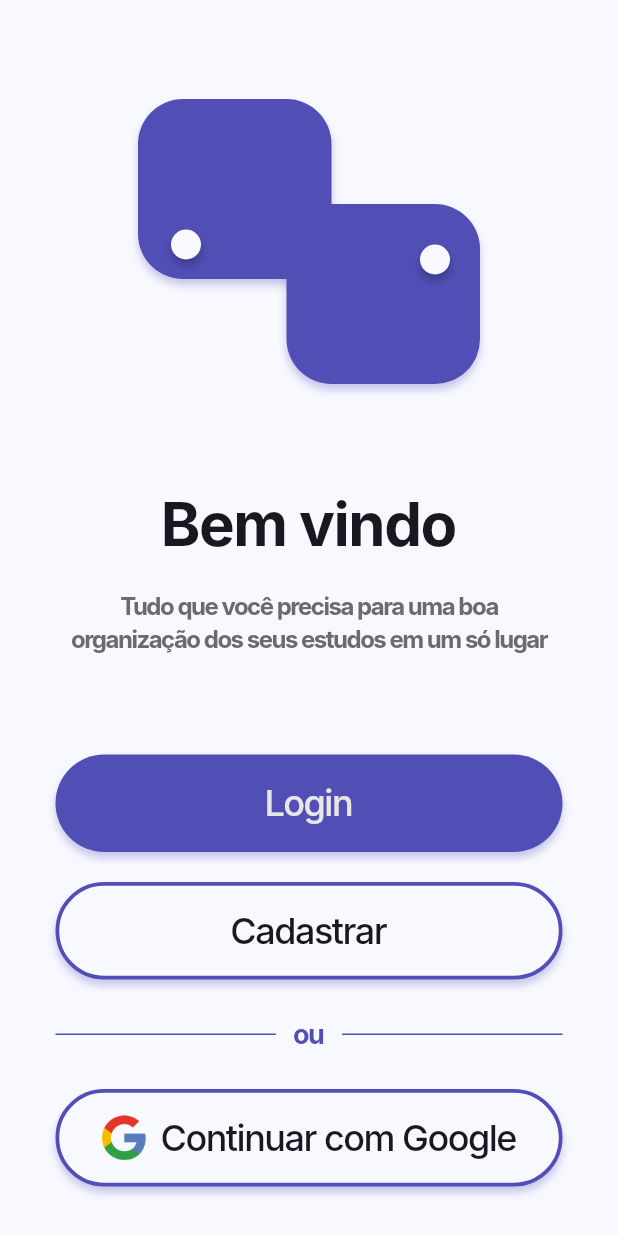
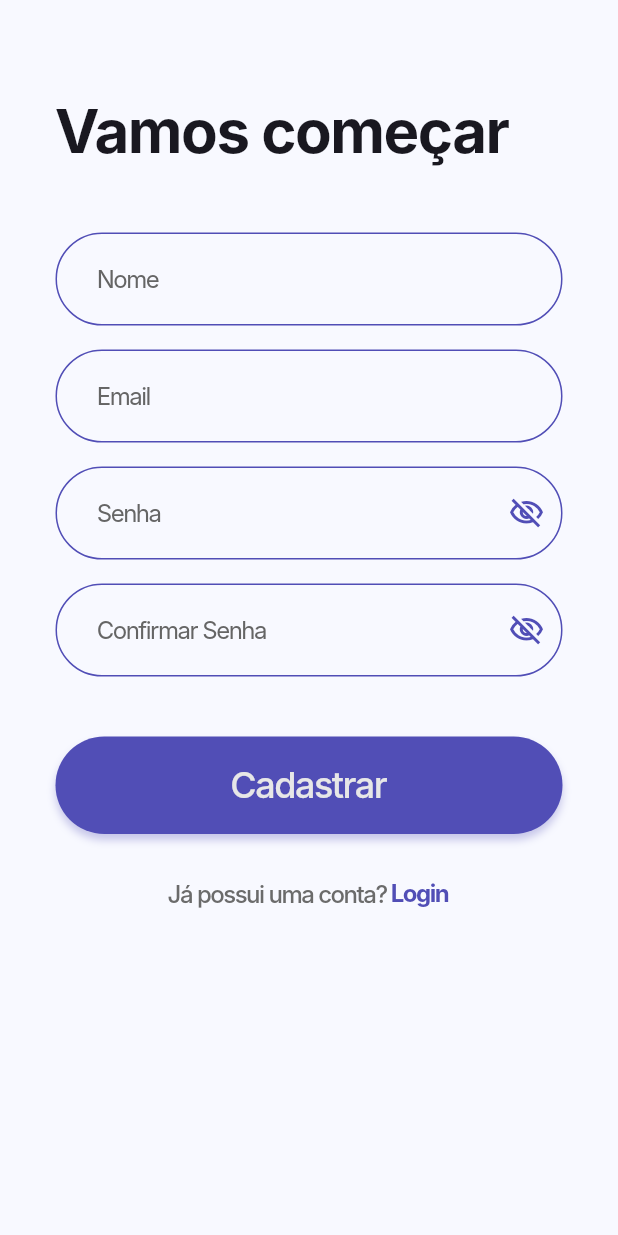
Before and after one commit to vitormarques7/flutter_academic_manager_app, a Flutter app: the screen it shows after launch, after a tap on "Cadastrar", on a phone screen of 412 x 824 dp. Run offline on Flutter 3.47's test engine with Material 3 defaults, Android fonts, the phone set to English and light mode, and no system bars; Roboto replaces fonts that are missing (Inter).

Commit message:
tela de cadastro

```diff
--- /dev/null
+++ b/lib/view/pages/register_page.dart
@@ -0,0 +1,176 @@
+import 'package:academic_manager_app/config/theme/app_colors.dart';
+import 'package:academic_manager_app/config/theme/app_text_styles.dart';
+import 'package:flutter/material.dart';
+import 'package:flutter/widgets.dart';
+import '../widgets/primary_button.dart';
+import '../widgets/app_text_field.dart';
+import '../widgets/visibility_toggle.dart';
+import '../widgets/login_link.dart';
+
+class RegisterPage extends StatefulWidget {
+  const RegisterPage({super.key});
+
+  @override
+  State<RegisterPage> createState() => _RegisterPageState();
+}
+
+class _RegisterPageState extends State<RegisterPage> {
+  final _nameController = TextEditingController();
+  final _emailController = TextEditingController();
+  final _passwordController = TextEditingController();
+  final _confirmPasswordController = TextEditingController();
+
+  final _formKey = GlobalKey<FormState>();
+
+  bool _obscurePassword = true;
+  bool _obscureConfirmPassword = true;
+  bool _isLoading = false;
+
+  @override
+  void dispose() {
+    _nameController.dispose();
+    _emailController.dispose();
+    _passwordController.dispose();
+    _confirmPasswordController.dispose();
+    super.dispose();
+  }
+
+  Future<void> _onRegister() async {
+    if (!_formKey.currentState!.validate()) return;
+
+    setState(() => _isLoading = true);
+
+    try {
+      await Future.delayed(const Duration(seconds: 2));
+    } finally {
+      if (mounted) setState(() => _isLoading = false);
+    }
+  }
+
+  @override
+  Widget build(BuildContext context) {
+    return Scaffold(
+      backgroundColor: AppColors.background,
+      body: SafeArea(
+        child: SingleChildScrollView(
+          padding: const EdgeInsets.symmetric(horizontal: 37),
+          child: Form(
+            key: _formKey,
+            child: Column(
+              crossAxisAlignment: CrossAxisAlignment.start,
+              children: [
+                const SizedBox(height: 60),
+
+                Text('Vamos começar', style: AppTextStyles.headline1),
+
+                const SizedBox(height: 40),
+
+                AppTextField(
+                  controller: _nameController,
+                  label: 'Nome',
+                  hint: 'Nome',
+                  keyboardType: TextInputType.name,
+                  validator: (value) {
+                    if (value == null || value.isEmpty) {
+                      return 'Por favor, insira seu nome';
+                    }
+                    return null;
+                  },
+                ),
+
+                const SizedBox(height: 16),
+
+                AppTextField(
+                  controller: _emailController,
+                  label: 'Email',
+                  hint: 'Email',
+                  keyboardType: TextInputType.emailAddress,
+                  validator: (value) {
+                    if (value == null || value.isEmpty) {
+                      return 'Por favor, insira seu email';
+                    }
+                    if (!RegExp(
+                      r'^[\w-]+(\.[\w-]+)*@[\w-]+(\.[\w-]+)+$',
+                    ).hasMatch(value)) {
+                      return 'Por favor, insira um email válido';
+                    }
+                    return null;
+                  },
+                ),
+
+                const SizedBox(height: 16),
+
+                AppTextField(
+                  controller: _passwordController,
+                  label: 'Senha',
+                  hint: 'Senha',
+                  keyboardType: TextInputType.text,
+                  obscureText: _obscurePassword,
+                  suffixIcon: VisibilityToggle(
+                    isObscureText: _obscurePassword,
+                    onTap: () =>
+                        setState(() => _obscurePassword = !_obscurePassword),
+                  ),
+
+                  validator: (value) {
+                    if (value == null || value.isEmpty) {
+                      return 'Por favor, insira sua senha';
+                    }
+                    if (value.length < 6) {
+                      return 'A senha deve ter pelo menos 6 caracteres';
+                    }
+                    return null;
+                  },
+                ),
+
+                const SizedBox(height: 16),
+
+                AppTextField(
+                  controller: _confirmPasswordController,
+                  label: 'Confirmar Senha',
+                  hint: 'Confirmar Senha',
+                  keyboardType: TextInputType.text,
+                  obscureText: _obscureConfirmPassword,
+                  suffixIcon: VisibilityToggle(
+                    isObscureText: _obscureConfirmPassword,
+                    onTap: () => setState(
+                      () => _obscureConfirmPassword = !_obscureConfirmPassword,
+                    ),
+                  ),
+
+                  validator: (value) {
+                    if (value == null || value.isEmpty) {
+                      return 'Por favor, confirme sua senha';
+                    }
+                    if (value != _passwordController.text) {
+                      return 'As senhas não coincidem';
+                    }
+                    return null;
+                  },
+                ),
+
+                const SizedBox(height: 40),
+
+                PrimaryButton(
+                  label: 'Cadastrar',
+                  isLoading: _isLoading,
+                  onPressed: _onRegister,
+                ),
+
+                const SizedBox(height: 28),
+
+                LoginLink(
+                  onTap: () {
+                    Navigator.pop(context);
+                  },
+                ),
+
+                const SizedBox(height: 40),
+              ],
+            ),
+          ),
+        ),
+      ),
+    );
+  }
+}
--- a/lib/view/pages/welcome_page.dart
+++ b/lib/view/pages/welcome_page.dart
@@ -1,3 +1,4 @@
+import 'package:academic_manager_app/view/pages/register_page.dart';
 import 'package:flutter/material.dart';
 import '../../config/theme/app_colors.dart';
 import '../../config/theme/app_text_styles.dart';
@@ -50,7 +51,12 @@ class WelcomePage extends StatelessWidget {
               SecondaryButton(
                 label: 'Cadastrar',
                 onPressed: () {
-                  // TODO: navegar para Tela Cadastro
+                  Navigator.push(
+                    context,
+                    MaterialPageRoute(
+                      builder: (context) => const RegisterPage(),
+                    ),
+                  );
                 },
               ),
 
--- /dev/null
+++ b/lib/view/widgets/Login_link.dart
@@ -0,0 +1,34 @@
+import 'package:flutter/material.dart';
+import '../../config/theme/app_colors.dart';
+import '../../config/theme/app_text_styles.dart';
+
+class LoginLink extends StatelessWidget {
+  final VoidCallback onTap;
+
+  const LoginLink({super.key, required this.onTap});
+
+  @override
+  Widget build(BuildContext context) {
+    return Center(
+      child: RichText(
+        text: TextSpan(
+          text: 'Já possui uma conta? ',
+          style: AppTextStyles.bodyRegular,
+          children: [
+            WidgetSpan(
+              child: GestureDetector(
+                onTap: onTap,
+                child: Text(
+                  'Login',
+                  style: AppTextStyles.bodyBold.copyWith(
+                    color: AppColors.primary,
+                  ),
+                ),
+              ),
+            ),
+          ],
+        ),
+      ),
+    );
+  }
+}
--- /dev/null
+++ b/lib/view/widgets/app_text_field.dart
@@ -0,0 +1,60 @@
+import 'package:flutter/material.dart';
+import '../../config/theme/app_colors.dart';
+import '../../config/theme/app_text_styles.dart';
+
+class AppTextField extends StatelessWidget {
+  final TextEditingController controller;
+  final String hint;
+  final String? label;
+  final bool obscureText;
+  final TextInputType keyboardType;
+  final Widget? suffixIcon;
+  final String? Function(String?)? validator;
+
+  const AppTextField({
+    super.key,
+    required this.controller,
+    required this.hint,
+    this.label,
+    this.obscureText = false,
+    this.keyboardType = TextInputType.text,
+    this.suffixIcon,
+    this.validator,
+  });
+
+  @override
+  Widget build(BuildContext context) {
+    return TextFormField(
+      controller: controller,
+      obscureText: obscureText,
+      keyboardType: keyboardType,
+      style: AppTextStyles.bodyRegular.copyWith(color: AppColors.textDark),
+      validator: validator,
+      decoration: InputDecoration(
+        hintText: hint,
+        hintStyle: AppTextStyles.fieldPlaceholder,
+        suffixIcon: suffixIcon,
+        contentPadding: const EdgeInsets.symmetric(
+          horizontal: 24,
+          vertical: 20,
+        ),
+
+        focusedBorder: OutlineInputBorder(
+          borderRadius: BorderRadius.circular(35),
+          borderSide: const BorderSide(
+            color: AppColors.defaultFieldBorder,
+            width: 2.5,
+          ),
+        ),
+        errorBorder: OutlineInputBorder(
+          borderRadius: BorderRadius.circular(35),
+          borderSide: const BorderSide(color: Colors.red, width: 2),
+        ),
+        focusedErrorBorder: OutlineInputBorder(
+          borderRadius: BorderRadius.circular(35),
+          borderSide: const BorderSide(color: Colors.red, width: 2.5),
+        ),
+      ),
+    );
+  }
+}
--- /dev/null
+++ b/lib/view/widgets/visibility_toggle.dart
@@ -0,0 +1,26 @@
+import 'package:flutter/material.dart';
+import '../../config/theme/app_colors.dart';
+
+class VisibilityToggle extends StatelessWidget {
+  final bool isObscureText;
+  final VoidCallback onTap;
+
+  const VisibilityToggle({
+    super.key,
+    required this.isObscureText,
+    required this.onTap,
+  });
+
+  @override
+  Widget build(BuildContext context) {
+    return IconButton(
+      icon: Icon(
+        isObscureText
+            ? Icons.visibility_off_outlined
+            : Icons.visibility_outlined,
+        color: AppColors.primary,
+      ),
+      onPressed: onTap,
+    );
+  }
+}
```
